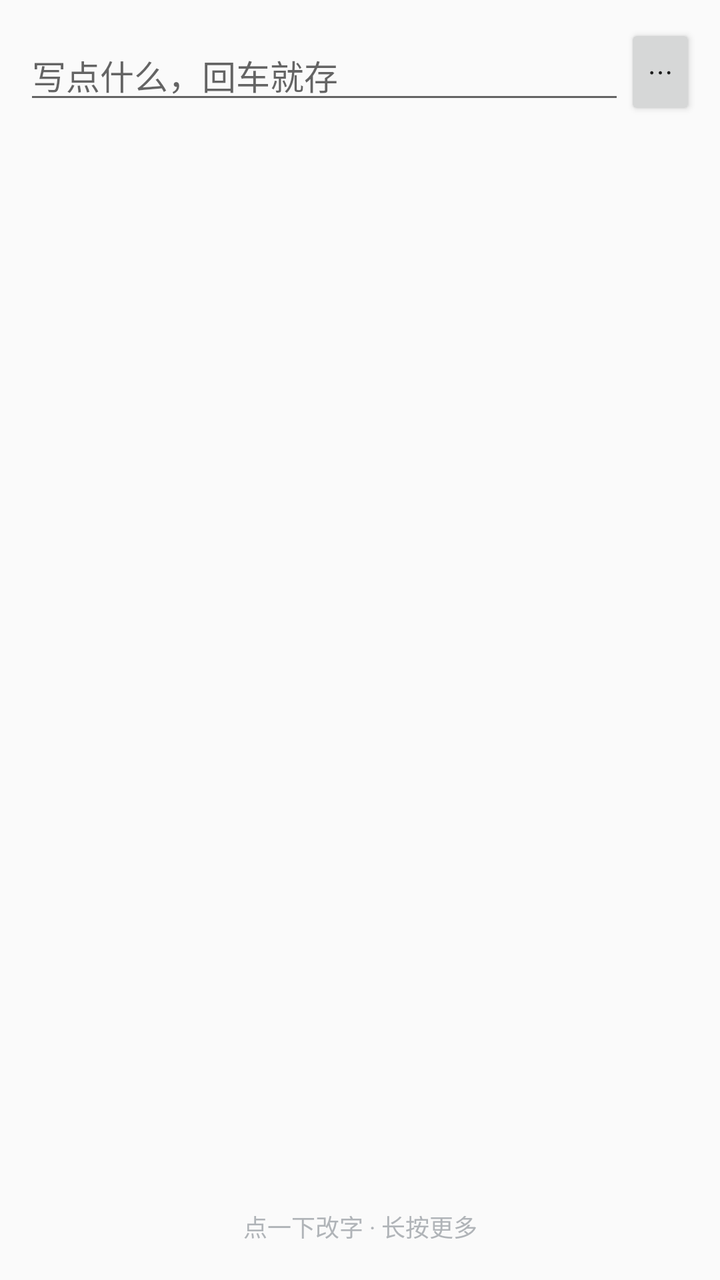
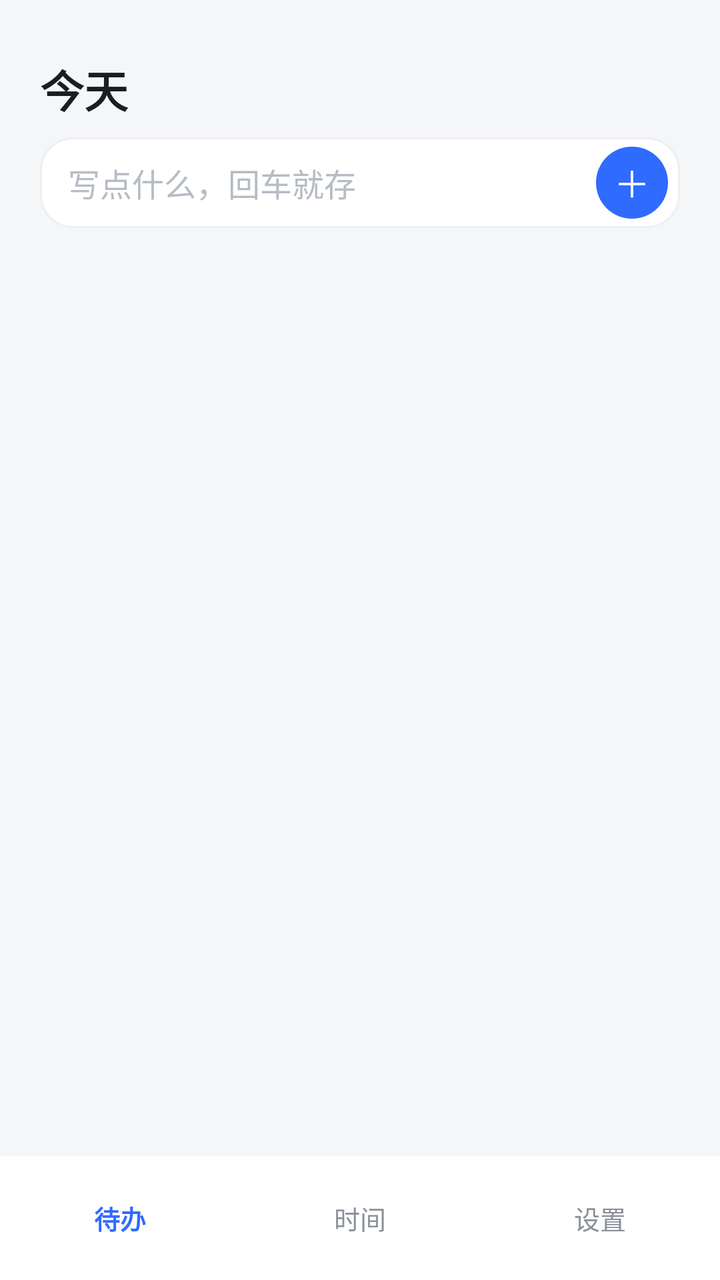

Screens rendered from an Android XML layout before and after an edit, with the pre-edit source and the edit as a unified diff.
<!-- AndroidManifest.xml: application theme android:Theme.Material.Light.NoActionBar -->
<!-- res/layout/activity_main.xml -->
<?xml version="1.0" encoding="utf-8"?>
<LinearLayout xmlns:android="http://schemas.android.com/apk/res/android"
    android:id="@+id/root"
    android:layout_width="match_parent"
    android:layout_height="match_parent"
    android:orientation="vertical"
    android:padding="12dp">

    <LinearLayout
        android:layout_width="match_parent"
        android:layout_height="wrap_content"
        android:orientation="horizontal"
        android:gravity="center_vertical">

        <EditText
            android:id="@+id/input"
            android:layout_width="0dp"
            android:layout_height="wrap_content"
            android:layout_weight="1"
            android:hint="@string/hint_input"
            android:imeOptions="actionDone"
            android:inputType="text"
            android:maxLines="1"
            android:textSize="17sp" />

        <Button
            android:id="@+id/overflow"
            android:layout_width="wrap_content"
            android:layout_height="wrap_content"
            android:minWidth="0dp"
            android:text="@string/overflow" />
    </LinearLayout>

    <LinearLayout
        android:id="@+id/permission_banner"
        android:layout_width="match_parent"
        android:layout_height="wrap_content"
        android:orientation="horizontal"
        android:gravity="center_vertical"
        android:paddingTop="8dp"
        android:paddingBottom="8dp"
        android:visibility="gone">

        <TextView
            android:layout_width="0dp"
            android:layout_height="wrap_content"
            android:layout_weight="1"
            android:text="@string/need_overlay"
            android:textColor="#D93025"
            android:textSize="14sp" />

        <Button
            android:id="@+id/grant_overlay"
            android:layout_width="wrap_content"
            android:layout_height="wrap_content"
            android:minWidth="0dp"
            android:text="@string/grant" />
    </LinearLayout>

    <TextView
        android:id="@+id/empty"
        android:layout_width="match_parent"
        android:layout_height="wrap_content"
        android:padding="12dp"
        android:text="@string/empty_hint"
        android:textColor="#888888"
        android:textSize="15sp"
        android:visibility="gone" />

    <ListView
        android:id="@+id/list"
        android:layout_width="match_parent"
        android:layout_height="0dp"
        android:layout_weight="1"
        android:divider="#14000000"
        android:dividerHeight="1dp" />

    <TextView
        android:id="@+id/undo_bar"
        android:layout_width="match_parent"
        android:layout_height="wrap_content"
        android:padding="12dp"
        android:gravity="center"
        android:textColor="#B3261E"
        android:textSize="14sp"
        android:visibility="gone" />

    <TextView
        android:id="@+id/later_footer"
        android:layout_width="match_parent"
        android:layout_height="wrap_content"
        android:padding="10dp"
        android:gravity="center"
        android:textColor="#888888"
        android:textSize="13sp"
        android:visibility="gone" />

    <TextView
        android:id="@+id/done_footer"
        android:layout_width="match_parent"
        android:layout_height="wrap_content"
        android:padding="10dp"
        android:gravity="center"
        android:textColor="#888888"
        android:textSize="13sp"
        android:visibility="gone" />

    <TextView
        android:id="@+id/list_hint"
        android:layout_width="match_parent"
        android:layout_height="wrap_content"
        android:paddingBottom="6dp"
        android:gravity="center"
        android:text="@string/list_hint"
        android:textColor="#B0B4B8"
        android:textSize="12sp" />

</LinearLayout>
<!-- resources referenced by this layout -->
<resources>
  <string name="empty_hint">都办完了。上面随手写一句，回车。</string>
  <string name="grant">去开启</string>
  <string name="hint_input">写点什么，回车就存</string>
  <string name="list_hint">点一下改字 · 长按更多</string>
  <string name="need_overlay">还没给「悬浮窗」权限，现在弹不出来。</string>
  <string name="overflow">⋯</string>
</resources>

<!-- the commit's change to res/layout/activity_main.xml (unified diff, before → after) -->
@@ -1,118 +1,222 @@
 <?xml version="1.0" encoding="utf-8"?>
-<LinearLayout xmlns:android="http://schemas.android.com/apk/res/android"
+<FrameLayout xmlns:android="http://schemas.android.com/apk/res/android"
     android:id="@+id/root"
     android:layout_width="match_parent"
     android:layout_height="match_parent"
-    android:orientation="vertical"
-    android:padding="12dp">
+    android:background="#F4F6F8">
 
     <LinearLayout
+        android:id="@+id/page_today"
         android:layout_width="match_parent"
-        android:layout_height="wrap_content"
-        android:orientation="horizontal"
-        android:gravity="center_vertical">
-
-        <EditText
-            android:id="@+id/input"
+        android:layout_height="match_parent"
+        android:orientation="vertical"
+        android:paddingBottom="62dp">
+
+        <LinearLayout
+            android:layout_width="match_parent"
+            android:layout_height="wrap_content"
+            android:orientation="vertical"
+            android:paddingStart="20dp"
+            android:paddingTop="10dp"
+            android:paddingEnd="20dp"
+            android:paddingBottom="8dp">
+
+            <TextView
+                android:id="@+id/date_text"
+                android:layout_width="wrap_content"
+                android:layout_height="wrap_content"
+                android:textColor="#8A9099"
+                android:textSize="12sp" />
+
+            <TextView
+                android:layout_width="wrap_content"
+                android:layout_height="wrap_content"
+                android:layout_marginTop="2dp"
+                android:text="@string/today"
+                android:textColor="#1A1D21"
+                android:textSize="22sp"
+                android:textStyle="bold" />
+        </LinearLayout>
+
+        <LinearLayout
+            android:layout_width="match_parent"
+            android:layout_height="wrap_content"
+            android:layout_marginStart="20dp"
+            android:layout_marginEnd="20dp"
+            android:background="@drawable/bg_input_card"
+            android:gravity="center_vertical"
+            android:orientation="horizontal"
+            android:paddingStart="14dp"
+            android:paddingTop="2dp"
+            android:paddingEnd="6dp"
+            android:paddingBottom="2dp">
+
+            <EditText
+                android:id="@+id/input"
+                android:layout_width="0dp"
+                android:layout_height="wrap_content"
+                android:layout_weight="1"
+                android:background="@null"
+                android:hint="@string/hint_input"
+                android:imeOptions="actionDone"
+                android:inputType="text"
+                android:maxLines="1"
+                android:paddingTop="9dp"
+                android:paddingBottom="9dp"
+                android:textColor="#1A1D21"
+                android:textColorHint="#B6BCC4"
+                android:textSize="16sp" />
+
+            <TextView
+                android:id="@+id/add_btn"
+                android:layout_width="36dp"
+                android:layout_height="36dp"
+                android:background="@drawable/bg_add_btn"
+                android:gravity="center"
+                android:text="＋"
+                android:textColor="#FFFFFF"
+                android:textSize="18sp" />
+        </LinearLayout>
+
+        <LinearLayout
+            android:id="@+id/permission_banner"
+            android:layout_width="match_parent"
+            android:layout_height="wrap_content"
+            android:layout_marginStart="20dp"
+            android:layout_marginTop="8dp"
+            android:layout_marginEnd="20dp"
+            android:background="@drawable/bg_input_card"
+            android:gravity="center_vertical"
+            android:orientation="horizontal"
+            android:paddingStart="14dp"
+            android:paddingTop="8dp"
+            android:paddingEnd="8dp"
+            android:paddingBottom="8dp"
+            android:visibility="gone">
+
+            <TextView
+                android:layout_width="0dp"
+                android:layout_height="wrap_content"
+                android:layout_weight="1"
+                android:text="@string/need_overlay"
+                android:textColor="#D9534F"
+                android:textSize="13sp" />
+
+            <TextView
+                android:id="@+id/grant_overlay"
+                android:layout_width="wrap_content"
+                android:layout_height="wrap_content"
+                android:background="@drawable/bg_add_btn"
+                android:gravity="center"
+                android:paddingStart="14dp"
+                android:paddingTop="7dp"
+                android:paddingEnd="14dp"
+                android:paddingBottom="7dp"
+                android:text="@string/grant"
+                android:textColor="#FFFFFF"
+                android:textSize="12sp" />
+        </LinearLayout>
+
+        <FrameLayout
+            android:layout_width="match_parent"
+            android:layout_height="0dp"
+            android:layout_weight="1">
+
+            <ListView
+                android:id="@+id/list"
+                android:layout_width="match_parent"
+                android:layout_height="match_parent"
+                android:divider="@null"
+                android:dividerHeight="0dp"
+                android:listSelector="@android:color/transparent"
+                android:scrollbars="none" />
+
+            <TextView
+                android:id="@+id/empty"
+                android:layout_width="wrap_content"
+                android:layout_height="wrap_content"
+                android:layout_gravity="center"
+                android:layout_marginBottom="40dp"
+                android:gravity="center"
+                android:lineSpacingExtra="8dp"
+                android:text="@string/empty_hint"
+                android:textColor="#8A9099"
+                android:textSize="14sp"
+                android:visibility="gone" />
+        </FrameLayout>
+
+        <TextView
+            android:id="@+id/later_footer"
+            android:layout_width="match_parent"
+            android:layout_height="wrap_content"
+            android:gravity="center"
+            android:paddingTop="10dp"
+            android:paddingBottom="10dp"
+            android:textColor="#8A9099"
+            android:textSize="13sp"
+            android:visibility="gone" />
+
+        <TextView
+            android:id="@+id/done_footer"
+            android:layout_width="match_parent"
+            android:layout_height="wrap_content"
+            android:gravity="center"
+            android:paddingTop="10dp"
+            android:paddingBottom="10dp"
+            android:textColor="#8A9099"
+            android:textSize="13sp"
+            android:visibility="gone" />
+
+        <TextView
+            android:id="@+id/undo_bar"
+            android:layout_width="match_parent"
+            android:layout_height="wrap_content"
+            android:gravity="center"
+            android:paddingTop="12dp"
+            android:paddingBottom="12dp"
+            android:textColor="#D9534F"
+            android:textSize="13sp"
+            android:visibility="gone" />
+    </LinearLayout>
+
+    <LinearLayout
+        android:id="@+id/nav"
+        android:layout_width="match_parent"
+        android:layout_height="62dp"
+        android:layout_gravity="bottom"
+        android:background="#FFFFFF"
+        android:orientation="horizontal">
+
+        <TextView
+            android:id="@+id/nav_today"
             android:layout_width="0dp"
-            android:layout_height="wrap_content"
+            android:layout_height="match_parent"
             android:layout_weight="1"
-            android:hint="@string/hint_input"
-            android:imeOptions="actionDone"
-            android:inputType="text"
-            android:maxLines="1"
-            android:textSize="17sp" />
-
-        <Button
-            android:id="@+id/overflow"
-            android:layout_width="wrap_content"
-            android:layout_height="wrap_content"
-            android:minWidth="0dp"
-            android:text="@string/overflow" />
+            android:gravity="center"
+            android:text="@string/nav_today"
+            android:textColor="#2F6BFF"
+            android:textSize="13sp"
+            android:textStyle="bold" />
+
+        <TextView
+            android:id="@+id/nav_time"
+            android:layout_width="0dp"
+            android:layout_height="match_parent"
+            android:layout_weight="1"
+            android:gravity="center"
+            android:text="@string/nav_time"
+            android:textColor="#8A9099"
+            android:textSize="13sp" />
+
+        <TextView
+            android:id="@+id/nav_settings"
+            android:layout_width="0dp"
+            android:layout_height="match_parent"
+            android:layout_weight="1"
+            android:gravity="center"
+            android:text="@string/nav_settings"
+            android:textColor="#8A9099"
+            android:textSize="13sp" />
     </LinearLayout>
 
-    <LinearLayout
-        android:id="@+id/permission_banner"
-        android:layout_width="match_parent"
-        android:layout_height="wrap_content"
-        android:orientation="horizontal"
-        android:gravity="center_vertical"
-        android:paddingTop="8dp"
-        android:paddingBottom="8dp"
-        android:visibility="gone">
-
-        <TextView
-            android:layout_width="0dp"
-            android:layout_height="wrap_content"
-            android:layout_weight="1"
-            android:text="@string/need_overlay"
-            android:textColor="#D93025"
-            android:textSize="14sp" />
-
-        <Button
-            android:id="@+id/grant_overlay"
-            android:layout_width="wrap_content"
-            android:layout_height="wrap_content"
-            android:minWidth="0dp"
-            android:text="@string/grant" />
-    </LinearLayout>
-
-    <TextView
-        android:id="@+id/empty"
-        android:layout_width="match_parent"
-        android:layout_height="wrap_content"
-        android:padding="12dp"
-        android:text="@string/empty_hint"
-        android:textColor="#888888"
-        android:textSize="15sp"
-        android:visibility="gone" />
-
-    <ListView
-        android:id="@+id/list"
-        android:layout_width="match_parent"
-        android:layout_height="0dp"
-        android:layout_weight="1"
-        android:divider="#14000000"
-        android:dividerHeight="1dp" />
-
-    <TextView
-        android:id="@+id/undo_bar"
-        android:layout_width="match_parent"
-        android:layout_height="wrap_content"
-        android:padding="12dp"
-        android:gravity="center"
-        android:textColor="#B3261E"
-        android:textSize="14sp"
-        android:visibility="gone" />
-
-    <TextView
-        android:id="@+id/later_footer"
-        android:layout_width="match_parent"
-        android:layout_height="wrap_content"
-        android:padding="10dp"
-        android:gravity="center"
-        android:textColor="#888888"
-        android:textSize="13sp"
-        android:visibility="gone" />
-
-    <TextView
-        android:id="@+id/done_footer"
-        android:layout_width="match_parent"
-        android:layout_height="wrap_content"
-        android:padding="10dp"
-        android:gravity="center"
-        android:textColor="#888888"
-        android:textSize="13sp"
-        android:visibility="gone" />
-
-    <TextView
-        android:id="@+id/list_hint"
-        android:layout_width="match_parent"
-        android:layout_height="wrap_content"
-        android:paddingBottom="6dp"
-        android:gravity="center"
-        android:text="@string/list_hint"
-        android:textColor="#B0B4B8"
-        android:textSize="12sp" />
-
-</LinearLayout>
+</FrameLayout>
<!-- resource entries referenced after the edit -->
@@ -1,10 +1,28 @@
 <!-- resources referenced by this layout -->
 <resources>
+  <!-- drawable bg_add_btn (drawable) -->
+  <?xml version="1.0" encoding="utf-8"?>
+  <shape xmlns:android="http://schemas.android.com/apk/res/android"
+      android:shape="oval">
+      <solid android:color="#2F6BFF" />
+  </shape>
+  <!-- drawable bg_input_card (drawable) -->
+  <?xml version="1.0" encoding="utf-8"?>
+  <shape xmlns:android="http://schemas.android.com/apk/res/android"
+      android:shape="rectangle">
+      <solid android:color="#FFFFFF" />
+      <corners android:radius="16dp" />
+      <stroke
+          android:width="1dp"
+          android:color="#EDEFF2" />
+  </shape>
   <string name="empty_hint">都办完了。上面随手写一句，回车。</string>
   <string name="grant">去开启</string>
   <string name="hint_input">写点什么，回车就存</string>
-  <string name="list_hint">点一下改字 · 长按更多</string>
+  <string name="nav_settings">设置</string>
+  <string name="nav_time">时间</string>
+  <string name="nav_today">待办</string>
   <string name="need_overlay">还没给「悬浮窗」权限，现在弹不出来。</string>
-  <string name="overflow">⋯</string>
+  <string name="today">今天</string>
 </resources>
 
